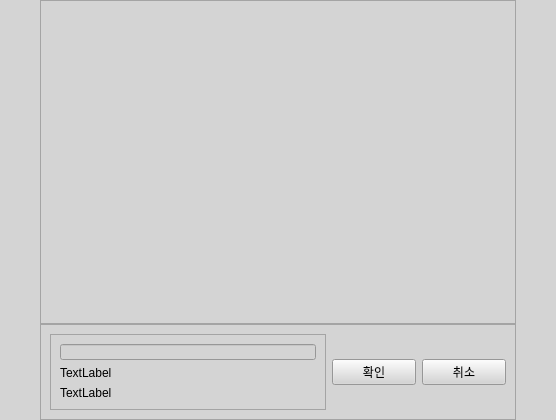
Qt form Code/front/ui/widget_make_talk_room_ui.ui (lee991229/KKOTalk) before a commit.
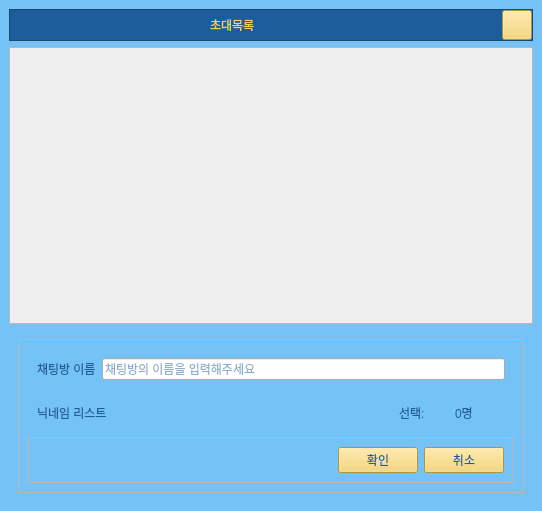
The same form after that commit. Icons and pictures are not drawn.

Patch:
```diff
--- a/Code/front/ui/widget_make_talk_room_ui.ui
+++ b/Code/front/ui/widget_make_talk_room_ui.ui
@@ -6,17 +6,54 @@
    <rect>
     <x>0</x>
     <y>0</y>
-    <width>556</width>
-    <height>420</height>
+    <width>542</width>
+    <height>511</height>
    </rect>
   </property>
   <property name="windowTitle">
    <string>Form</string>
   </property>
   <property name="styleSheet">
-   <string notr="true">QWidget{
-background-color: rgb(212, 212, 212);
-}</string>
+   <string notr="true">#widget {
+	background-color: #75C2F6;
+	color: #1D5D9B;
+}
+
+
+QLabel{
+	color: #1D5D9B;
+	font: bold 16pt &quot;나눔고딕&quot;;
+}
+
+QPushButton{
+	background-color:#F4D160;
+	color: #1D5D9B;
+	font: bold 12pt &quot;나눔고딕&quot;;
+}
+
+QPushButton:hover{
+	background-color:#FFFF9D;
+}
+
+QPushButton:pressed{
+	background-color:#FEF5AC;
+}
+
+
+#label_title{
+	font: bold 20pt &quot;나눔고딕&quot;;
+	color: #F4D160;
+}
+
+#frame_title{
+	background-color: #1D5D9B;
+}
+
+QLineEdit{
+	color: #1D5D9B;
+	font: bold 12pt &quot;나눔고딕&quot;;
+}
+</string>
   </property>
   <layout class="QVBoxLayout" name="verticalLayout_4">
    <property name="spacing">
@@ -35,25 +72,124 @@
     <number>0</number>
    </property>
    <item>
+    <widget class="QWidget" name="widget" native="true">
+     <property name="styleSheet">
+      <string notr="true"/>
+     </property>
     <layout class="QHBoxLayout" name="horizontalLayout_2">
-     <item>
-      <spacer name="horizontalSpacer">
-       <property name="orientation">
-        <enum>Qt::Horizontal</enum>
-       </property>
-       <property name="sizeType">
-        <enum>QSizePolicy::Preferred</enum>
-       </property>
-       <property name="sizeHint" stdset="0">
-        <size>
-         <width>40</width>
-         <height>20</height>
-        </size>
-       </property>
-      </spacer>
-     </item>
+      <property name="leftMargin">
+       <number>0</number>
+      </property>
+      <property name="topMargin">
+       <number>0</number>
+      </property>
+      <property name="rightMargin">
+       <number>0</number>
+      </property>
+      <property name="bottomMargin">
+       <number>0</number>
+      </property>
      <item>
+       <widget class="QWidget" name="widget_most_out" native="true">
       <layout class="QVBoxLayout" name="verticalLayout_3">
+         <item>
+          <widget class="QFrame" name="frame_title">
+           <property name="frameShape">
+            <enum>QFrame::StyledPanel</enum>
+           </property>
+           <property name="frameShadow">
+            <enum>QFrame::Raised</enum>
+           </property>
+           <layout class="QHBoxLayout" name="horizontalLayout_4">
+            <property name="spacing">
+             <number>0</number>
+            </property>
+            <property name="leftMargin">
+             <number>0</number>
+            </property>
+            <property name="topMargin">
+             <number>0</number>
+            </property>
+            <property name="rightMargin">
+             <number>0</number>
+            </property>
+            <property name="bottomMargin">
+             <number>0</number>
+            </property>
+            <item>
+             <spacer name="horizontalSpacer">
+              <property name="orientation">
+               <enum>Qt::Horizontal</enum>
+              </property>
+              <property name="sizeType">
+               <enum>QSizePolicy::Fixed</enum>
+              </property>
+              <property name="sizeHint" stdset="0">
+               <size>
+                <width>200</width>
+                <height>20</height>
+               </size>
+              </property>
+             </spacer>
+            </item>
+            <item>
+             <widget class="QLabel" name="label_title">
+              <property name="minimumSize">
+               <size>
+                <width>0</width>
+                <height>0</height>
+               </size>
+              </property>
+              <property name="text">
+               <string>초대목록</string>
+              </property>
+              <property name="wordWrap">
+               <bool>false</bool>
+              </property>
+             </widget>
+            </item>
+            <item>
+             <spacer name="horizontalSpacer_2">
+              <property name="orientation">
+               <enum>Qt::Horizontal</enum>
+              </property>
+              <property name="sizeType">
+               <enum>QSizePolicy::Expanding</enum>
+              </property>
+              <property name="sizeHint" stdset="0">
+               <size>
+                <width>200</width>
+                <height>20</height>
+               </size>
+              </property>
+             </spacer>
+            </item>
+            <item>
+             <widget class="QPushButton" name="btn_flist_close">
+              <property name="minimumSize">
+               <size>
+                <width>30</width>
+                <height>30</height>
+               </size>
+              </property>
+              <property name="maximumSize">
+               <size>
+                <width>30</width>
+                <height>30</height>
+               </size>
+              </property>
+              <property name="text">
+               <string/>
+              </property>
+              <property name="icon">
+               <iconset resource="../src_img/my_qrc.qrc">
+                <normaloff>:/newPrefix/x.svg</normaloff>:/newPrefix/x.svg</iconset>
+              </property>
+             </widget>
+            </item>
+           </layout>
+          </widget>
+         </item>
        <item>
         <widget class="QScrollArea" name="scrollArea">
          <property name="widgetResizable">
@@ -64,8 +200,8 @@
            <rect>
             <x>0</x>
             <y>0</y>
-            <width>458</width>
-            <height>310</height>
+              <width>522</width>
+              <height>264</height>
            </rect>
           </property>
           <layout class="QVBoxLayout" name="layout">
@@ -100,7 +236,7 @@
                 <property name="sizeHint" stdset="0">
                  <size>
                   <width>20</width>
-                  <height>273</height>
+                    <height>291</height>
                  </size>
                 </property>
                </spacer>
@@ -113,47 +249,9 @@
         </widget>
        </item>
        <item>
+          <widget class="QWidget" name="widget_footer" native="true">
         <layout class="QHBoxLayout" name="horizontalLayout">
          <item>
-          <widget class="QFrame" name="frame_2">
-           <property name="frameShape">
-            <enum>QFrame::StyledPanel</enum>
-           </property>
-           <property name="frameShadow">
-            <enum>QFrame::Raised</enum>
-           </property>
-           <layout class="QHBoxLayout" name="horizontalLayout_3">
-            <item>
-             <widget class="QWidget" name="widget" native="true">
-              <property name="minimumSize">
-               <size>
-                <width>276</width>
-                <height>76</height>
-               </size>
-              </property>
-              <property name="maximumSize">
-               <size>
-                <width>276</width>
-                <height>76</height>
-               </size>
-              </property>
-              <layout class="QVBoxLayout" name="verticalLayout_2">
-               <property name="spacing">
-                <number>0</number>
-               </property>
-               <property name="leftMargin">
-                <number>0</number>
-               </property>
-               <property name="topMargin">
-                <number>0</number>
-               </property>
-               <property name="rightMargin">
-                <number>0</number>
-               </property>
-               <property name="bottomMargin">
-                <number>0</number>
-               </property>
-               <item>
                 <widget class="QFrame" name="frame">
                  <property name="frameShape">
                   <enum>QFrame::StyledPanel</enum>
@@ -163,27 +261,112 @@
                  </property>
                  <layout class="QVBoxLayout" name="verticalLayout">
                   <item>
-                   <widget class="QLineEdit" name="lineEdit"/>
+                <widget class="QWidget" name="widget_4" native="true">
+                 <layout class="QHBoxLayout" name="horizontalLayout_5">
+                  <item>
+                   <widget class="QLabel" name="label_3">
+                    <property name="text">
+                     <string>채팅방 이름</string>
+                    </property>
+                   </widget>
                   </item>
+                  <item>
+                   <widget class="QLineEdit" name="lineEdit">
+                    <property name="placeholderText">
+                     <string>채팅방의 이름을 입력해주세요</string>
+                    </property>
+                   </widget>
+                  </item>
+                 </layout>
+                </widget>
+               </item>
+               <item>
+                <widget class="QWidget" name="widget_5" native="true">
+                 <layout class="QVBoxLayout" name="verticalLayout_2">
+                  <property name="leftMargin">
+                   <number>0</number>
+                  </property>
+                  <property name="topMargin">
+                   <number>0</number>
+                  </property>
+                  <property name="rightMargin">
+                   <number>0</number>
+                  </property>
+                  <property name="bottomMargin">
+                   <number>0</number>
+                  </property>
+                  <item>
+                   <widget class="QWidget" name="widget_6" native="true">
+                    <layout class="QHBoxLayout" name="horizontalLayout_6">
                   <item>
                    <widget class="QLabel" name="label">
                     <property name="text">
-                     <string>TextLabel</string>
+                        <string>닉네임 리스트</string>
                     </property>
                    </widget>
                   </item>
                   <item>
                    <widget class="QLabel" name="label_2">
+                       <property name="minimumSize">
+                        <size>
+                         <width>50</width>
+                         <height>0</height>
+                        </size>
+                       </property>
+                       <property name="maximumSize">
+                        <size>
+                         <width>50</width>
+                         <height>16777215</height>
+                        </size>
+                       </property>
                     <property name="text">
-                     <string>TextLabel</string>
+                        <string>선택:</string>
                     </property>
                    </widget>
                   </item>
-                 </layout>
+                     <item>
+                      <widget class="QLabel" name="label_4">
+                       <property name="minimumSize">
+                        <size>
+                         <width>50</width>
+                         <height>0</height>
+                        </size>
+                       </property>
+                       <property name="maximumSize">
+                        <size>
+                         <width>50</width>
+                         <height>16777215</height>
+                        </size>
+                       </property>
+                       <property name="text">
+                        <string>0명</string>
+                       </property>
                 </widget>
                </item>
               </layout>
              </widget>
+                  </item>
+                  <item>
+                   <widget class="QFrame" name="frame_2">
+                    <property name="frameShape">
+                     <enum>QFrame::StyledPanel</enum>
+                    </property>
+                    <property name="frameShadow">
+                     <enum>QFrame::Raised</enum>
+                    </property>
+                    <layout class="QHBoxLayout" name="horizontalLayout_3">
+                     <item>
+                      <spacer name="horizontalSpacer_3">
+                       <property name="orientation">
+                        <enum>Qt::Horizontal</enum>
+                       </property>
+                       <property name="sizeHint" stdset="0">
+                        <size>
+                         <width>40</width>
+                         <height>20</height>
+                        </size>
+                       </property>
+                      </spacer>
             </item>
             <item>
              <widget class="QPushButton" name="decision_btn">
@@ -203,29 +386,24 @@
           </widget>
          </item>
         </layout>
-       </item>
-      </layout>
-     </item>
-     <item>
-      <spacer name="horizontalSpacer_2">
-       <property name="orientation">
-        <enum>Qt::Horizontal</enum>
-       </property>
-       <property name="sizeType">
-        <enum>QSizePolicy::Preferred</enum>
-       </property>
-       <property name="sizeHint" stdset="0">
-        <size>
-         <width>40</width>
-         <height>20</height>
-        </size>
-       </property>
-      </spacer>
-     </item>
-    </layout>
+                </widget>
+               </item>
+              </layout>
+             </widget>
+            </item>
+           </layout>
+          </widget>
+         </item>
+        </layout>
+       </widget>
    </item>
   </layout>
  </widget>
- <resources/>
+   </item>
+  </layout>
+ </widget>
+ <resources>
+  <include location="../src_img/my_qrc.qrc"/>
+ </resources>
  <connections/>
 </ui>
```
Lines whose indentation alone changed are shown as unchanged.
